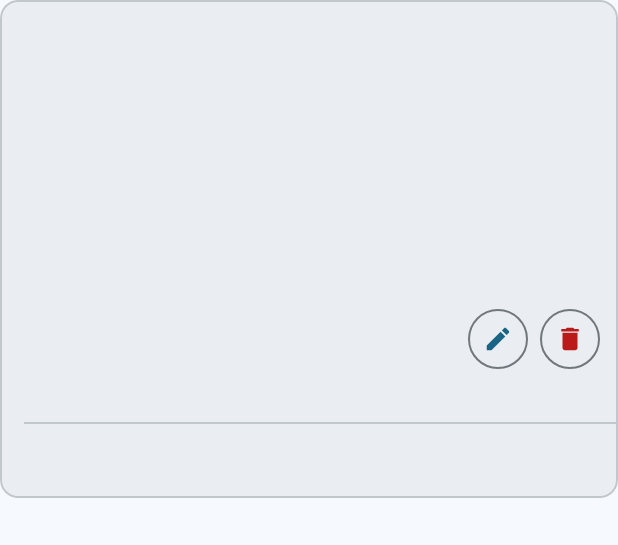
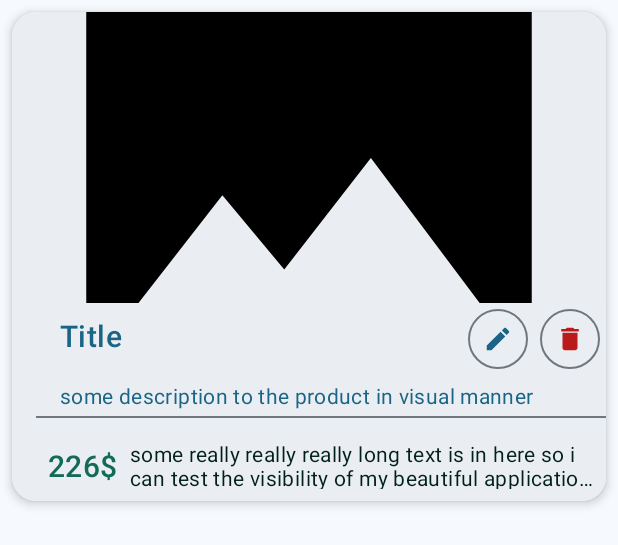
Before and after one commit to itamarbrina/productListMVVM, an Android app: the layout item_product.xml on its own in the app's theme, with its tools: preview values and no code run, on a phone screen of 412 x 824 dp. Shown: the top 545 px of the screen. Run offline under Robolectric (Android 15) with nearby library versions, the phone set to English and light mode, and no system bars; network calls fail.

Commit message:
improve the visualization and fix design panel for product item

```diff
--- /dev/null
+++ b/app/src/main/res/drawable/baseline_image_24.xml
@@ -0,0 +1,5 @@
+<vector xmlns:android="http://schemas.android.com/apk/res/android" android:height="24dp" android:tint="#000000" android:viewportHeight="24" android:viewportWidth="24" android:width="24dp">
+
+    <path android:fillColor="@android:color/white" android:pathData="M21,19V5c0,-1.1 -0.9,-2 -2,-2H5c-1.1,0 -2,0.9 -2,2v14c0,1.1 0.9,2 2,2h14c1.1,0 2,-0.9 2,-2zM8.5,13.5l2.5,3.01L14.5,12l4.5,6H5l3.5,-4.5z"/>
+
+</vector>
--- a/app/src/main/res/layout/item_product.xml
+++ b/app/src/main/res/layout/item_product.xml
@@ -1,10 +1,16 @@
 <?xml version="1.0" encoding="utf-8"?>
-<com.google.android.material.card.MaterialCardView xmlns:android="http://schemas.android.com/apk/res/android"
+<androidx.cardview.widget.CardView xmlns:android="http://schemas.android.com/apk/res/android"
     xmlns:app="http://schemas.android.com/apk/res-auto"
+    xmlns:tools="http://schemas.android.com/tools"
     android:id="@+id/card"
     android:layout_width="match_parent"
     android:layout_height="wrap_content"
-    android:layout_marginBottom="16dp">
+    android:layout_margin="8dp"
+    android:layout_marginBottom="16dp"
+    app:cardCornerRadius="16dp"
+    app:cardElevation="4dp"
+    tools:context=".MainActivity"
+    tools:theme="@style/Theme.Material3.Light.NoActionBar">
 
     <LinearLayout
         android:layout_width="match_parent"
@@ -19,8 +25,8 @@
             android:layout_width="match_parent"
             android:layout_height="194dp"
             android:scaleType="centerCrop"
-            app:strokeColor="@color/md_theme_primary"
-            app:strokeWidth="0.5dp" />
+            tools:ignore="ContentDescription"
+            tools:src="@drawable/baseline_image_24" />
 
         <LinearLayout
             android:layout_width="match_parent"
@@ -28,45 +34,38 @@
             android:layout_marginStart="16dp"
             android:layout_weight="1"
             android:orientation="vertical">
-
+            <!-- Title, secondary, and supporting text -->
             <LinearLayout
                 android:layout_width="match_parent"
                 android:layout_height="wrap_content"
-                android:layout_margin="8dp"
-                android:baselineAligned="false"
-                android:orientation="horizontal">
-                <!-- Title, secondary and supporting text -->
-                <LinearLayout
-                    android:layout_width="0dp"
-                    android:layout_height="wrap_content"
                 android:layout_marginStart="16dp"
-                    android:layout_weight="1"
                 android:orientation="vertical">
 
                 <LinearLayout
                     android:layout_width="match_parent"
                     android:layout_height="wrap_content"
                     android:layout_margin="0dp"
-                        android:paddingBottom="4dp"
-                        android:orientation="horizontal">
+                    android:orientation="horizontal"
+                    android:paddingBottom="4dp">
 
                     <TextView
                         android:id="@+id/TVcategory"
                         android:layout_width="0dp"
+                        android:layout_height="wrap_content"
                         android:layout_weight="1"
-                            android:layout_height="wrap_content"
-                            android:textAppearance="?attr/textAppearanceTitleLarge"
-                            android:textColor="@color/md_theme_primary" />
+                        android:textAppearance="?attr/textAppearanceHeadline6"
+                        android:textColor="@color/md_theme_primary"
+                        tools:text="Title" />
 
-                        <Button
+                    <com.google.android.material.button.MaterialButton
                         android:id="@+id/editProductButton"
                         style="?attr/materialIconButtonOutlinedStyle"
                         android:layout_width="wrap_content"
                         android:layout_height="wrap_content"
                         android:contentDescription="@string/edit_product_button"
-                            app:icon="@drawable/ic_edit" />
+                        app:icon="@drawable/ic_edit"/>
 
-                        <Button
+                    <com.google.android.material.button.MaterialButton
                         android:id="@+id/deleteProductButton"
                         style="?attr/materialIconButtonOutlinedStyle"
                         android:layout_width="wrap_content"
@@ -78,16 +77,19 @@
 
                 <TextView
                     android:id="@+id/productId"
-                        android:layout_width="wrap_content"
+                    android:layout_width="match_parent"
                     android:layout_height="wrap_content"
-                        android:textAppearance="?attr/textAppearanceBodyMedium"
-                        android:textColor="@color/md_theme_primary" />
-                </LinearLayout>
+                    android:paddingBottom="4dp"
+                    android:textAppearance="?attr/textAppearanceBody2"
+                    android:textColor="@color/md_theme_primary"
+                    tools:text="some description to the product in visual manner"
+                    tools:textAppearance="?attr/textAppearanceBody2" />
             </LinearLayout>
 
-            <com.google.android.material.divider.MaterialDivider
+            <View
                 android:layout_width="match_parent"
-                android:layout_height="wrap_content" />
+                android:layout_height="1dp"
+                android:background="@color/md_theme_outline" />
 
             <LinearLayout
                 android:layout_width="wrap_content"
@@ -102,21 +104,24 @@
                     android:layout_height="wrap_content"
                     android:layout_marginTop="4dp"
                     android:layout_marginEnd="8dp"
-                    android:textAppearance="?attr/textAppearanceTitleLarge"
-                    android:textColor="@color/md_theme_secondary" />
+                    android:textAppearance="?attr/textAppearanceHeadline6"
+                    android:textColor="@color/md_theme_secondary"
+                    tools:text="226$"/>
 
                 <TextView
                     android:id="@+id/TVdescription"
-                    android:layout_width="wrap_content"
+                    android:layout_width="0dp"
                     android:layout_height="wrap_content"
                     android:layout_marginTop="4dp"
+                    android:layout_weight="1"
                     android:ellipsize="end"
                     android:maxLines="2"
-                    android:textAppearance="?attr/textAppearanceBodyMedium"
-                    android:textColor="@color/md_theme_outline" />
+                    android:textAppearance="?attr/textAppearanceBody2"
+                    android:textColor="@color/md_theme_onSecondaryContainer"
+                    tools:text="some really really really long text is in here so i can test the visibility of my beautiful application in real time"/>
 
             </LinearLayout>
 
         </LinearLayout>
     </LinearLayout>
-</com.google.android.material.card.MaterialCardView>
+</androidx.cardview.widget.CardView>
```
Lines whose indentation alone changed are shown as unchanged.
